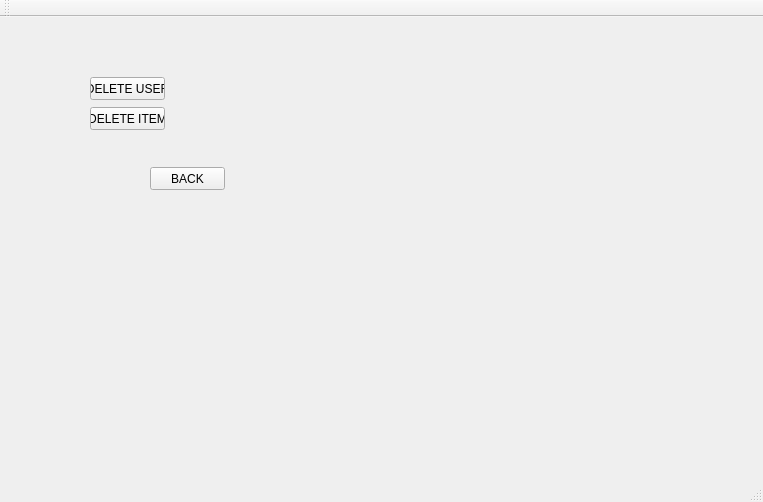
Qt form Forms/mainwindow.ui (TheSoullessOne/Group-Project-1) before a commit.
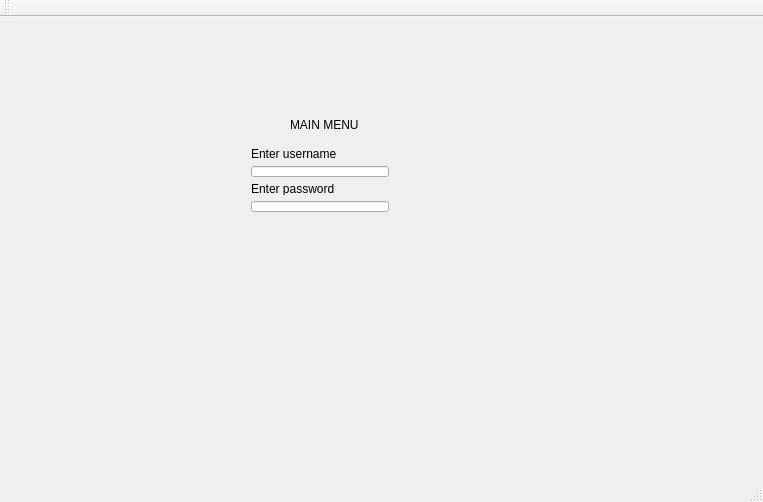
The same form after that commit. The open tabs and pages were chosen to show the change.

Commit message: main menu login

The edit to the form file:
```diff
--- a/Forms/mainwindow.ui
+++ b/Forms/mainwindow.ui
@@ -17,8 +17,8 @@
    <widget class="QStackedWidget" name="pages">
     <property name="geometry">
      <rect>
-      <x>40</x>
-      <y>10</y>
+      <x>30</x>
+      <y>30</y>
       <width>661</width>
       <height>421</height>
      </rect>
@@ -26,6 +26,53 @@
     <property name="currentIndex">
      <number>4</number>
     </property>
+    <widget class="QWidget" name="loginPage">
+     <widget class="QWidget" name="verticalLayoutWidget_2">
+      <property name="geometry">
+       <rect>
+        <x>210</x>
+        <y>90</y>
+        <width>160</width>
+        <height>86</height>
+       </rect>
+      </property>
+      <layout class="QVBoxLayout" name="verticalLayout_2">
+       <item>
+        <widget class="QLabel" name="userNameLabel">
+         <property name="text">
+          <string>Enter username</string>
+         </property>
+        </widget>
+       </item>
+       <item>
+        <widget class="QLineEdit" name="enterUserName"/>
+       </item>
+       <item>
+        <widget class="QLabel" name="passwordLabel">
+         <property name="text">
+          <string>Enter password</string>
+         </property>
+        </widget>
+       </item>
+       <item>
+        <widget class="QLineEdit" name="enterPassword"/>
+       </item>
+      </layout>
+     </widget>
+     <widget class="QLabel" name="label_5">
+      <property name="geometry">
+       <rect>
+        <x>260</x>
+        <y>70</y>
+        <width>161</width>
+        <height>16</height>
+       </rect>
+      </property>
+      <property name="text">
+       <string>MAIN MENU</string>
+      </property>
+     </widget>
+    </widget>
     <widget class="QWidget" name="menu">
      <widget class="QWidget" name="verticalLayoutWidget">
       <property name="geometry">
```
Left out of the diff: 2 changed lines with no effect on the pictures.
